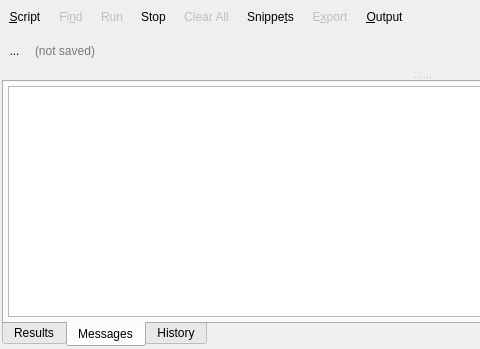
First picture: the form in libpgmodeler_ui/ui/sqlexecutionwidget.ui, repository pgmodeler/pgmodeler, before the edit; both pictures show x 0 to 480 and y 0 to 349 of the 843 by 349 pixel window.
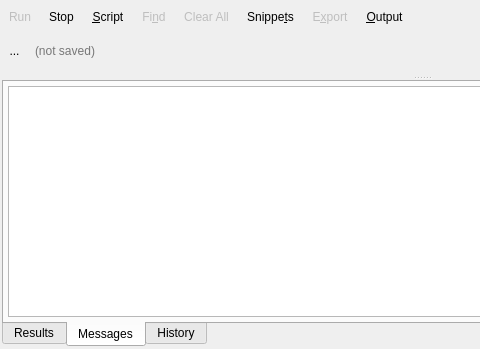
Second picture: the form after the edit. The open tabs and pages were chosen to show the change. Icons and pictures are not drawn.

Patch:
```diff
--- a/libpgmodeler_ui/ui/sqlexecutionwidget.ui
+++ b/libpgmodeler_ui/ui/sqlexecutionwidget.ui
@@ -130,6 +130,94 @@
      <property name="spacing">
       <number>4</number>
      </property>
+     <item>
+      <widget class="QToolButton" name="run_sql_tb">
+       <property name="enabled">
+        <bool>false</bool>
+       </property>
+       <property name="sizePolicy">
+        <sizepolicy hsizetype="Fixed" vsizetype="Fixed">
+         <horstretch>0</horstretch>
+         <verstretch>0</verstretch>
+        </sizepolicy>
+       </property>
+       <property name="minimumSize">
+        <size>
+         <width>0</width>
+         <height>30</height>
+        </size>
+       </property>
+       <property name="toolTip">
+        <string>Run the specified SQL command</string>
+       </property>
+       <property name="text">
+        <string>Run</string>
+       </property>
+       <property name="icon">
+        <iconset resource="../res/resources.qrc">
+         <normaloff>:/icones/icones/run.png</normaloff>:/icones/icones/run.png</iconset>
+       </property>
+       <property name="iconSize">
+        <size>
+         <width>22</width>
+         <height>22</height>
+        </size>
+       </property>
+       <property name="shortcut">
+        <string>F6</string>
+       </property>
+       <property name="toolButtonStyle">
+        <enum>Qt::ToolButtonTextBesideIcon</enum>
+       </property>
+       <property name="autoRaise">
+        <bool>true</bool>
+       </property>
+      </widget>
+     </item>
+     <item>
+      <widget class="QToolButton" name="stop_tb">
+       <property name="enabled">
+        <bool>true</bool>
+       </property>
+       <property name="sizePolicy">
+        <sizepolicy hsizetype="Fixed" vsizetype="Fixed">
+         <horstretch>0</horstretch>
+         <verstretch>0</verstretch>
+        </sizepolicy>
+       </property>
+       <property name="minimumSize">
+        <size>
+         <width>0</width>
+         <height>30</height>
+        </size>
+       </property>
+       <property name="toolTip">
+        <string>Cancel the execution of the current SQL command</string>
+       </property>
+       <property name="text">
+        <string>Stop</string>
+       </property>
+       <property name="icon">
+        <iconset resource="../res/resources.qrc">
+         <normaloff>:/icones/icones/stop.png</normaloff>:/icones/icones/stop.png</iconset>
+       </property>
+       <property name="iconSize">
+        <size>
+         <width>22</width>
+         <height>22</height>
+        </size>
+       </property>
+       <property name="shortcut">
+        <string>F6</string>
+       </property>
+       <property name="toolButtonStyle">
+        <enum>Qt::ToolButtonTextBesideIcon</enum>
+       </property>
+       <property name="autoRaise">
+        <bool>true</bool>
+       </property>
+      </widget>
+     </item>
      <item>
       <widget class="QToolButton" name="file_tb">
        <property name="enabled">
@@ -221,94 +309,6 @@
        </property>
       </widget>
      </item>
-     <item>
-      <widget class="QToolButton" name="run_sql_tb">
-       <property name="enabled">
-        <bool>false</bool>
-       </property>
-       <property name="sizePolicy">
-        <sizepolicy hsizetype="Fixed" vsizetype="Fixed">
-         <horstretch>0</horstretch>
-         <verstretch>0</verstretch>
-        </sizepolicy>
-       </property>
-       <property name="minimumSize">
-        <size>
-         <width>0</width>
-         <height>30</height>
-        </size>
-       </property>
-       <property name="toolTip">
-        <string>Run the specified SQL command</string>
-       </property>
-       <property name="text">
-        <string>Run</string>
-       </property>
-       <property name="icon">
-        <iconset resource="../res/resources.qrc">
-         <normaloff>:/icones/icones/run.png</normaloff>:/icones/icones/run.png</iconset>
-       </property>
-       <property name="iconSize">
-        <size>
-         <width>22</width>
-         <height>22</height>
-        </size>
-       </property>
-       <property name="shortcut">
-        <string>F6</string>
-       </property>
-       <property name="toolButtonStyle">
-        <enum>Qt::ToolButtonTextBesideIcon</enum>
-       </property>
-       <property name="autoRaise">
-        <bool>true</bool>
-       </property>
-      </widget>
-     </item>
-     <item>
-      <widget class="QToolButton" name="stop_tb">
-       <property name="enabled">
-        <bool>true</bool>
-       </property>
-       <property name="sizePolicy">
-        <sizepolicy hsizetype="Fixed" vsizetype="Fixed">
-         <horstretch>0</horstretch>
-         <verstretch>0</verstretch>
-        </sizepolicy>
-       </property>
-       <property name="minimumSize">
-        <size>
-         <width>0</width>
-         <height>30</height>
-        </size>
-       </property>
-       <property name="toolTip">
-        <string>Run the specified SQL command</string>
-       </property>
-       <property name="text">
-        <string>Stop</string>
-       </property>
-       <property name="icon">
-        <iconset resource="../res/resources.qrc">
-         <normaloff>:/icones/icones/stop.png</normaloff>:/icones/icones/stop.png</iconset>
-       </property>
-       <property name="iconSize">
-        <size>
-         <width>22</width>
-         <height>22</height>
-        </size>
-       </property>
-       <property name="shortcut">
-        <string>F6</string>
-       </property>
-       <property name="toolButtonStyle">
-        <enum>Qt::ToolButtonTextBesideIcon</enum>
-       </property>
-       <property name="autoRaise">
-        <bool>true</bool>
-       </property>
-      </widget>
-     </item>
      <item>
       <widget class="QToolButton" name="clear_btn">
        <property name="enabled">
```
Left out of the diff: 2 changed lines with no effect on the pictures.
